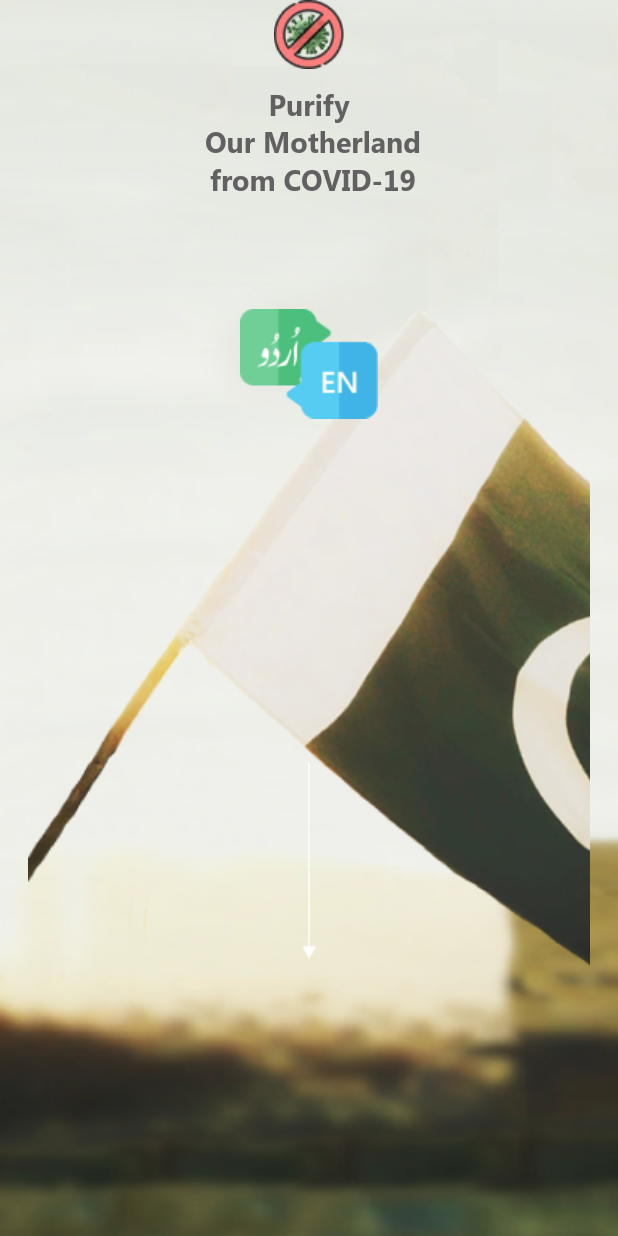
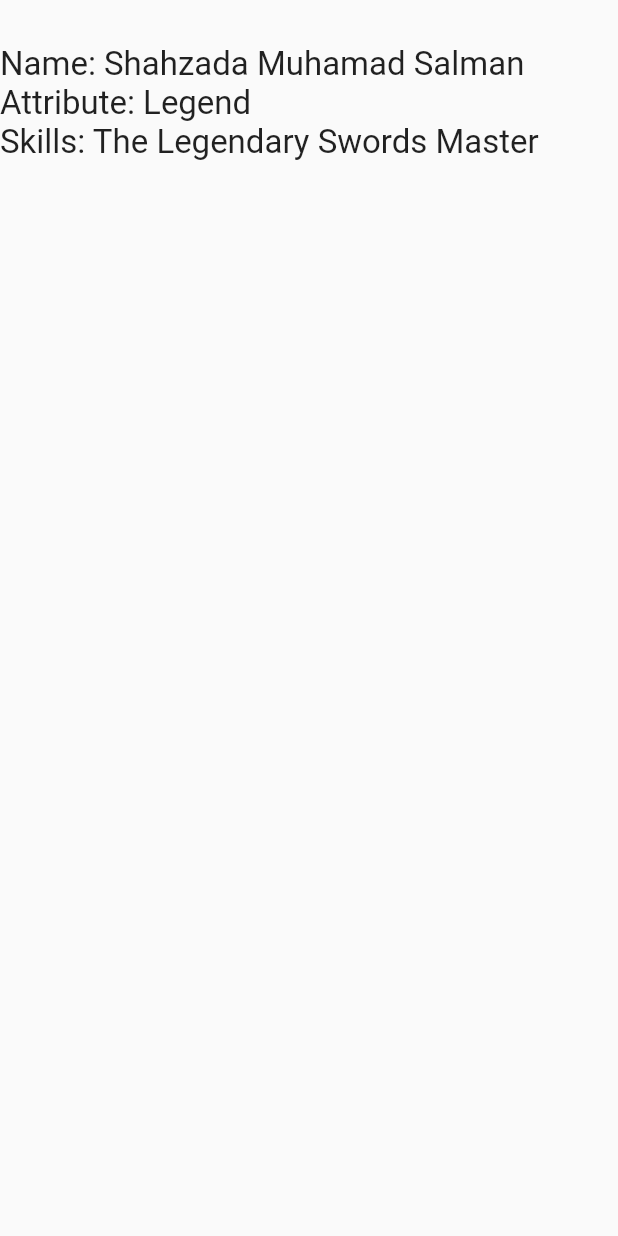
Before and after one commit to ShehzadaSalman/KnowCoronaApp, a Flutter app: the screen it shows after launch, on a phone screen of 412 x 824 dp. Run offline on Flutter 3.47's test engine with Material 2 defaults, Android fonts, the phone set to English and light mode, and no system bars; our stand-ins replace carousel_slider, gallery_saver, shared_preferences, webview_flutter.

Commit message:
this is before the translation started

```diff
--- a/lib/Blog.dart
+++ b/lib/Blog.dart
@@ -1,7 +1,7 @@
 import 'package:flutter/cupertino.dart';
 import 'package:flutter/material.dart';
 import 'package:webview_flutter/webview_flutter.dart';
-import 'dart:async';
+
 
 class BlogPage extends StatefulWidget {
   BlogPage({Key key}) : super(key: key);
--- a/lib/hydration.dart
+++ b/lib/hydration.dart
@@ -17,7 +17,7 @@ class Hydration extends StatefulWidget {
 class _HydrationState extends State<Hydration> {
 
   // we do all the here before the app is started
- String apiURL = "https://shahzada.website/covid/public/api/secondapi";
+ String apiURL = "https://knowcorona19.com/api/secondapi";
   // String apiURL = "http://shahzada.website/covid/public/api/newApi";
 //  List<AnswersWithStats> allAnswersWithStats;
   List<String> answerSelected;
@@ -51,7 +51,7 @@ int quizIndex = 0;
 
 
 
-    String postURL = "http://shahzada.website/covid/public/api/storestat";
+    String postURL = "https://knowcorona19.com/api/storestat";
     Map<String, String> headers = {"Content-type": "application/json"};
     String json =
      '{"post" : "$postID" , "stat":  "$clicked", "title": "$optionTitle", "isRight" : "$isRight"}';
--- a/lib/main.dart
+++ b/lib/main.dart
@@ -4,13 +4,13 @@ import 'package:knowcorona/sneeze.dart';
 import 'package:knowcorona/social-dist.dart';
 import 'package:knowcorona/survivor.dart';
 import 'package:knowcorona/tissue-handling.dart';
+import 'package:knowcorona/translation.dart';
 import 'package:knowcorona/washing-hands.dart';
 import 'hydration.dart';
 import 'start.dart';
 import 'package:knowcorona/loading.dart';
 import 'Blog.dart';
 import 'result.dart';
-
 
 //void main() => runApp(
 //
@@ -19,12 +19,10 @@ import 'result.dart';
 //  ),
 //);
 //
-void main() => runApp(
-MaterialApp(
+void main() => runApp(MaterialApp(
       debugShowCheckedModeBanner: false,
       home: MyApp(),
-)
-);
+    ));
 
 class MyApp extends StatelessWidget {
   // This widget is the root of your application.
@@ -33,18 +31,19 @@ class MyApp extends StatelessWidget {
     return MaterialApp(
       initialRoute: '/',
       routes: {
-//        '/' : (context) => LoadingPage(),
-        '/' : (context) => LoadingPage(),
-        '/home' : (context) => MyHomePage(),
-        '/start' : (context) => StartPage(),
-        '/blog' : (context) => BlogPage(),
-        '/survey' : (context) => SocialDistance(),
-        '/hydration' : (context) => Hydration(),
-        '/sneeze' : (context) =>  Sneeze(),
-        '/tissue' : (context) => TissueHandling(),
-        '/washing' : (context) => WashingHands(),
-        '/survivor' : (context) => SurvivorOverview(),
-        '/result' : (context) => ResultPage(),
+        '/': (context) => Translate(),
+        // '/': (context) => LoadingPage(),
+        // '/home': (context) => MyHomePage(),
+        // '/start': (context) => StartPage(),
+        // '/blog': (context) => BlogPage(),
+        // '/survey': (context) => SocialDistance(),
+        // '/hydration': (context) => Hydration(),
+        // '/sneeze': (context) => Sneeze(),
+        // '/tissue': (context) => TissueHandling(),
+        // '/washing': (context) => WashingHands(),
+        // '/survivor': (context) => SurvivorOverview(),
+        // '/result': (context) => ResultPage(),
+        // '/translate': (context) => Translate(),
       },
       debugShowCheckedModeBanner: false,
       title: 'Welcome to KnowCorona',
@@ -56,10 +55,6 @@ class MyHomePage extends StatefulWidget {
   @override
   _MyHomePageState createState() => _MyHomePageState();
 }
-
-
-
-
 
 class _MyHomePageState extends State<MyHomePage> {
   @override
@@ -74,16 +69,12 @@ class _MyHomePageState extends State<MyHomePage> {
           ),
         ),
         child: SafeArea(
-
             child: Center(
           child: Column(
-
-             mainAxisAlignment: MainAxisAlignment.spaceAround,
+              mainAxisAlignment: MainAxisAlignment.spaceBetween,
               children: [
                 // This is the first child column
-               Expanded(
-                child:       Column(
-                  children: [
+                Column(children: [
                   Image(
                     image: AssetImage('Images/virus.png'),
                   ),
@@ -98,20 +89,16 @@ class _MyHomePageState extends State<MyHomePage> {
                       fontWeight: FontWeight.bold,
                     ),
                   ),
-                  ]
-                 ),
+                ]),
 
-               ),
-                Expanded(
-                  flex: 3,
-                  child:Column(children: <Widget>[
+                Column(
+                  children: <Widget>[
                     Stack(
                       alignment: Alignment.topCenter,
                       overflow: Overflow.visible,
                       children: <Widget>[
                         GestureDetector(
-
-                         onVerticalDragStart: (DragStartDetails details){
+                          onVerticalDragStart: (DragStartDetails details) {
                             Navigator.push(
                               context,
                               CupertinoPageRoute(
@@ -136,7 +123,7 @@ class _MyHomePageState extends State<MyHomePage> {
                         Positioned(
                             bottom: 8,
                             child: GestureDetector(
-                            onTap: (){
+                              onTap: () {
                                 Navigator.push(
                                   context,
                                   CupertinoPageRoute(
@@ -146,20 +133,15 @@ class _MyHomePageState extends State<MyHomePage> {
                               child: Image(
                                 image: AssetImage('Images/arrow.png'),
                               ),
-                          )
-                        )
+                            ))
                       ],
                     ),
                     SizedBox(height: 0),
                   ],
                 ),
-                ),
+
                 // This is the second child stack
-
-
-
-              ]
-              ),
+              ]),
         )),
       ),
     );
--- a/lib/sneeze.dart
+++ b/lib/sneeze.dart
@@ -14,7 +14,7 @@ class Sneeze extends StatefulWidget {
 
 class _SneezeState extends State<Sneeze> {
 
- String apiURL = "https://shahzada.website/covid/public/api/sneeze";
+ String apiURL = "https://knowcorona19.com/api/sneeze";
   // String apiURL = "http://shahzada.website/covid/public/api/newApi";
   List<String> answerSelected;
   List<bool> submitEnabled;
@@ -46,7 +46,7 @@ storestat(int clicked, String postID, String optionTitle, bool isRight) async{
 
 
 
-    String postURL = "http://shahzada.website/covid/public/api/storestat";
+    String postURL = "https://knowcorona19.com/api/storestat";
     Map<String, String> headers = {"Content-type": "application/json"};
     String json =
      '{"post" : "$postID" , "stat":  "$clicked", "title": "$optionTitle", "isRight" : "$isRight"}';
--- a/lib/social-dist.dart
+++ b/lib/social-dist.dart
@@ -14,7 +14,7 @@ class SocialDistance extends StatefulWidget {
 }
 
 class _SocialDistanceState extends State<SocialDistance> {
- String apiURL = "https://shahzada.website/covid/public/api/social";
+ String apiURL = "https://knowcorona19.com/api/social";
   // String apiURL = "http://shahzada.website/covid/public/api/newApi";
 
   List<String> answerSelected;
@@ -52,9 +52,7 @@ class _SocialDistanceState extends State<SocialDistance> {
 
 storestat(int clicked, String postID, String optionTitle, bool isRight) async{
 
-
-
-    String postURL = "http://shahzada.website/covid/public/api/storestat";
+    String postURL = "https://knowcorona19.com/api/storestat";
     Map<String, String> headers = {"Content-type": "application/json"};
     String json =
      '{"post" : "$postID" , "stat":  "$clicked", "title": "$optionTitle", "isRight" : "$isRight"}';
@@ -662,7 +660,7 @@ class _CoronaSliderState extends State<CoronaSlider> {
 
 
 fetchSliderStat() async{
-String sliderURL = "https://shahzada.website/covid/public/api/getSliderStats";
+String sliderURL = "https://knowcorona19.com/api/getSliderStats";
 var response = await http.get(sliderURL);
  var sliderbody = response.body;
 var json = jsonDecode(sliderbody);
@@ -710,7 +708,7 @@ else if(val == 1.0){
 storingValue(int clicked, String column) async{
       String newClicked = clicked.toString();
 
-    String postURL = "http://shahzada.website/covid/public/api/storingflutter";
+    String postURL = "https://knowcorona19.com/api/storingflutter";
     Map<String, String> headers = {"Content-type": "application/json"};
     String json = '{"title":  "$newClicked", "column": "$column"}';
     try{
--- a/lib/tissue-handling.dart
+++ b/lib/tissue-handling.dart
@@ -16,7 +16,7 @@ class TissueHandling extends StatefulWidget {
 
 class _TissueHandlingState extends State<TissueHandling> {
 
- String apiURL = "https://shahzada.website/covid/public/api/tissue";
+ String apiURL = "https://knowcorona19.com/api/tissue";
   // String apiURL = "http://shahzada.website/covid/public/api/newApi";
   List<String> answerSelected;
   List<bool> submitEnabled;
@@ -51,7 +51,7 @@ storestat(int clicked, String postID, String optionTitle, bool isRight) async{
 
 
 
-    String postURL = "http://shahzada.website/covid/public/api/storestat";
+    String postURL = "https://knowcorona19.com/api/storestat";
     Map<String, String> headers = {"Content-type": "application/json"};
     String json =
      '{"post" : "$postID" , "stat":  "$clicked", "title": "$optionTitle", "isRight" : "$isRight"}';
--- /dev/null
+++ b/lib/translation.dart
@@ -0,0 +1,29 @@
+import 'package:flutter/material.dart';
+
+class Translate extends StatefulWidget {
+  Translate({Key key}) : super(key: key);
+
+  @override
+  _TranslateState createState() => _TranslateState();
+}
+
+class _TranslateState extends State<Translate> {
+  @override
+  Widget build(BuildContext context) {
+    return Scaffold(
+      body: SafeArea(
+        child: Column(
+          crossAxisAlignment: CrossAxisAlignment.start,
+          children: <Widget>[
+            SizedBox(height: 30),
+            Text('Name: Shahzada Muhamad Salman',
+                style: TextStyle(fontSize: 22)),
+            Text('Attribute: Legend', style: TextStyle(fontSize: 22)),
+            Text('Skills: The Legendary Swords Master',
+                style: TextStyle(fontSize: 22)),
+          ],
+        ),
+      ),
+    );
+  }
+}
--- a/lib/washing-hands.dart
+++ b/lib/washing-hands.dart
@@ -18,7 +18,7 @@ class WashingHands extends StatefulWidget {
 
 class _WashingHandsState extends State<WashingHands> {
 
- String apiURL = "https://shahzada.website/covid/public/api/washing";
+ String apiURL = "https://knowcorona19.com/api/washing";
   // String apiURL = "http://shahzada.website/covid/public/api/newApi";
   List<String> answerSelected;
   List<bool> submitEnabled;
@@ -51,7 +51,7 @@ storestat(int clicked, String postID, String optionTitle, bool isRight) async{
 
 
 
-    String postURL = "http://shahzada.website/covid/public/api/storestat";
+    String postURL = "https://knowcorona19.com/api/storestat";
     Map<String, String> headers = {"Content-type": "application/json"};
     String json =
      '{"post" : "$postID" , "stat":  "$clicked", "title": "$optionTitle", "isRight" : "$isRight"}';
```
Also changed, not shown: lib/result.dart (+8 -11 lines). Lines whose indentation alone changed are shown as unchanged.
